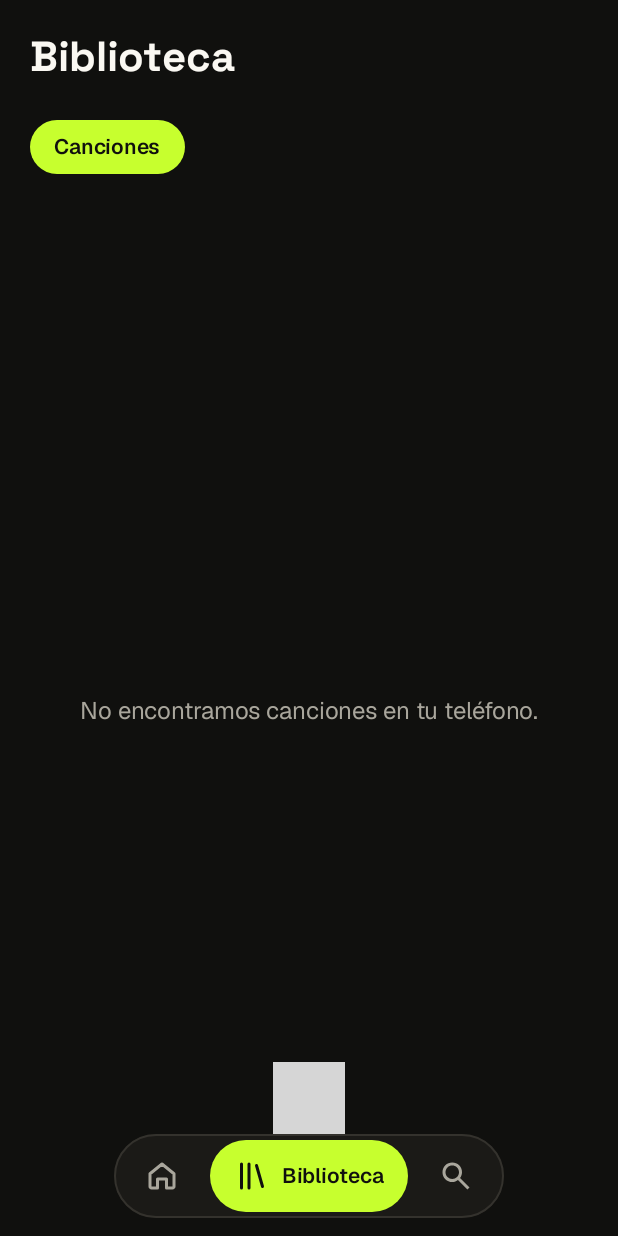
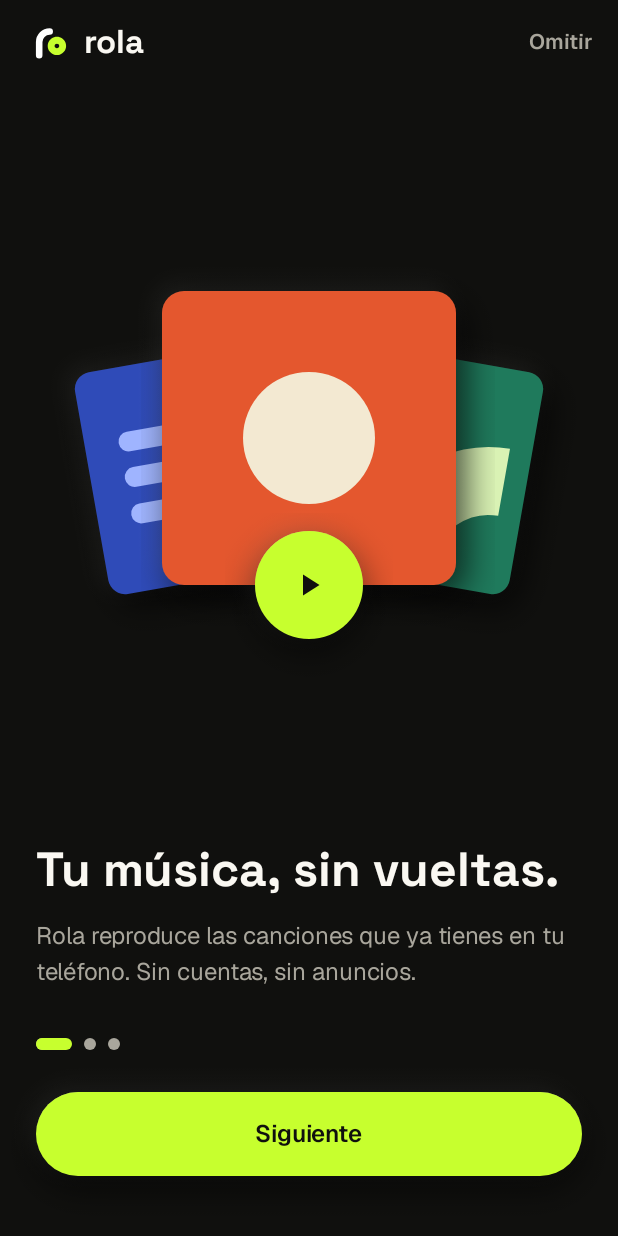
Before and after one commit to MrX-zeta/rola, an Android app built with Jetpack Compose: the screen it shows after launch (MainActivity), on a phone screen of 412 x 824 dp. Run offline under Robolectric (Android 15) with nearby library versions, the phone set to English and light mode, and no system bars; 3 statements that could not run were skipped; grey boxes are pictures that could not be loaded.

Commit message:
feat(onboarding): bienvenida de tres páginas y permisos según Figma

```diff
--- a/app/src/main/java/com/luis/rola/MainActivity.kt
+++ b/app/src/main/java/com/luis/rola/MainActivity.kt
@@ -6,22 +6,32 @@ import androidx.activity.ComponentActivity
 import androidx.activity.SystemBarStyle
 import androidx.activity.compose.setContent
 import androidx.activity.enableEdgeToEdge
+import androidx.compose.runtime.mutableStateOf
 import androidx.core.splashscreen.SplashScreen.Companion.installSplashScreen
+import androidx.lifecycle.lifecycleScope
 import com.luis.rola.core.designsystem.RolaTheme
 import com.luis.rola.feature.onboarding.MusicPermissionGate
+import com.luis.rola.feature.onboarding.OnboardingGate
 import com.luis.rola.navigation.RolaNavHost
+import kotlinx.coroutines.launch
 
 class MainActivity : ComponentActivity() {
     override fun onCreate(savedInstanceState: Bundle?) {
-        installSplashScreen()
+        // null hasta leer DataStore: mientras, sigue el splash del sistema y no parpadea otra pantalla (SC-002).
+        // Se lee fuera de Compose: con el splash puesto la vista no dibuja y Compose no avanzaría.
+        val completado = mutableStateOf<Boolean?>(null)
+        installSplashScreen().setKeepOnScreenCondition { completado.value == null }
         super.onCreate(savedInstanceState)
         // Tema oscuro fijo por ahora (RolaTheme): barras con íconos claros aunque el sistema esté en claro.
         val barras = SystemBarStyle.dark(Color.TRANSPARENT)
         enableEdgeToEdge(statusBarStyle = barras, navigationBarStyle = barras)
         val container = (application as RolaApp).container
+        lifecycleScope.launch { container.preferences.onboardingCompleted.collect { completado.value = it } }
         setContent {
             RolaTheme {
-                MusicPermissionGate { RolaNavHost(container) }
+                OnboardingGate(completado.value, onComplete = { lifecycleScope.launch { container.preferences.completeOnboarding() } }) {
+                    MusicPermissionGate { RolaNavHost(container) }
+                }
             }
         }
     }
--- a/app/src/main/java/com/luis/rola/core/designsystem/Color.kt
+++ b/app/src/main/java/com/luis/rola/core/designsystem/Color.kt
@@ -95,3 +95,13 @@ data class RolaColors(
 )
 
 val LocalRolaColors = staticCompositionLocalOf { RolaColors() }
+
+/** Portadas de ejemplo de las ilustraciones del onboarding (componente «Portada» 5:44 de Figma). Iguales en claro y oscuro. */
+object RolaIlustracion {
+    val azul = Color(0xFF2F4BB8)
+    val azulClaro = Color(0xFF9FB4FF)
+    val naranja = Color(0xFFE4572E)
+    val naranjaClaro = Color(0xFFF3E9D2)
+    val verde = Color(0xFF1F7A5C)
+    val verdeClaro = Color(0xFFD9F2B4)
+}
--- /dev/null
+++ b/app/src/main/java/com/luis/rola/feature/onboarding/OnboardingIllustrations.kt
@@ -0,0 +1,195 @@
+package com.luis.rola.feature.onboarding
+
+import androidx.compose.foundation.Canvas
+import androidx.compose.foundation.background
+import androidx.compose.foundation.border
+import androidx.compose.foundation.layout.Arrangement
+import androidx.compose.foundation.layout.Box
+import androidx.compose.foundation.layout.BoxScope
+import androidx.compose.foundation.layout.BoxWithConstraints
+import androidx.compose.foundation.layout.Column
+import androidx.compose.foundation.layout.Row
+import androidx.compose.foundation.layout.fillMaxSize
+import androidx.compose.foundation.layout.fillMaxWidth
+import androidx.compose.foundation.layout.offset
+import androidx.compose.foundation.layout.padding
+import androidx.compose.foundation.layout.requiredSize
+import androidx.compose.foundation.layout.size
+import androidx.compose.foundation.layout.widthIn
+import androidx.compose.foundation.shape.CircleShape
+import androidx.compose.foundation.shape.RoundedCornerShape
+import androidx.compose.material3.Icon
+import androidx.compose.material3.MaterialTheme
+import androidx.compose.material3.Switch
+import androidx.compose.material3.Text
+import androidx.compose.runtime.Composable
+import androidx.compose.ui.Alignment
+import androidx.compose.ui.Modifier
+import androidx.compose.ui.draw.rotate
+import androidx.compose.ui.geometry.Offset
+import androidx.compose.ui.geometry.Size
+import androidx.compose.ui.graphics.Color
+import androidx.compose.ui.graphics.StrokeCap
+import androidx.compose.ui.graphics.drawscope.Stroke
+import androidx.compose.ui.graphics.graphicsLayer
+import androidx.compose.ui.res.painterResource
+import androidx.compose.ui.res.stringResource
+import androidx.compose.ui.semantics.clearAndSetSemantics
+import androidx.compose.ui.text.font.FontWeight
+import androidx.compose.ui.layout.Layout
+import androidx.compose.ui.unit.Constraints
+import androidx.compose.ui.unit.Dp
+import androidx.compose.ui.unit.dp
+import com.luis.rola.R
+import com.luis.rola.core.designsystem.RolaIlustracion
+import com.luis.rola.core.designsystem.RolaSpacing
+import com.luis.rola.core.designsystem.RolaTheme
+import com.luis.rola.core.designsystem.acento
+import com.luis.rola.core.designsystem.elevado
+import com.luis.rola.core.designsystem.pill
+import com.luis.rola.core.designsystem.timeSmall
+
+// Ilustraciones decorativas de la bienvenida (FR-019): formas del tema con las medidas de Figma, sin semántica.
+
+/** SCR-02 (22:301): tres portadas en abanico y el botón reproducir. Se encoge si no cabe en 340 × 300 dp. */
+@Composable
+internal fun PortadasEnAbanico(modifier: Modifier = Modifier) = Escalada(340.dp, 300.dp, modifier) {
+    Portada(150.dp, RolaIlustracion.azul, Modifier.offset(24.dp, 78.dp).rotate(-10f)) { Barras(it) }
+    Portada(150.dp, RolaIlustracion.verde, Modifier.offset(166.dp, 78.dp).rotate(10f)) { CuartoDeAnillo(it) }
+    Portada(196.dp, RolaIlustracion.naranja, Modifier.offset(72.dp, 36.dp)) { lado ->
+        Box(Modifier.align(Alignment.Center).size(lado * 0.45f).background(RolaIlustracion.naranjaClaro, CircleShape))
+    }
+    Box(
+        Modifier.offset(134.dp, 196.dp).size(72.dp).acento(CircleShape).background(RolaTheme.colors.accent, CircleShape),
+        Alignment.Center,
+    ) { Icon(painterResource(R.drawable.ic_play), null, tint = RolaTheme.colors.onAccent) }
+}
+
+/** SCR-03 (22:348): tarjeta con una canción, su letra con la línea activa y los chips de origen. */
+@Composable
+internal fun TarjetaDeLetra(modifier: Modifier = Modifier) {
+    val c = MaterialTheme.colorScheme
+    val forma = MaterialTheme.shapes.large
+    Column(
+        modifier.clearAndSetSemantics {}.padding(horizontal = RolaSpacing.xxl).widthIn(max = 348.dp).fillMaxWidth()
+            .elevado(forma).background(c.surfaceContainer, forma)
+            .padding(start = RolaSpacing.xl, end = RolaSpacing.xl, top = RolaSpacing.lg, bottom = RolaSpacing.xl),
+        verticalArrangement = Arrangement.spacedBy(18.dp),
+    ) {
+        Row(horizontalArrangement = Arrangement.spacedBy(RolaSpacing.sm), verticalAlignment = Alignment.CenterVertically) {
+            Portada(44.dp, RolaIlustracion.azul, relieve = false) { Barras(it) }
+            Column(Modifier.weight(1f), verticalArrangement = Arrangement.spacedBy(2.dp)) {
+                Text(stringResource(R.string.ejemplo_cancion), style = MaterialTheme.typography.titleMedium.copy(fontWeight = FontWeight.SemiBold), color = c.onSurface, maxLines = 1)
+                Text(stringResource(R.string.ejemplo_artista), style = MaterialTheme.typography.bodySmall, color = c.onSurfaceVariant, maxLines = 1)
+            }
+            Text(stringResource(R.string.ejemplo_tiempo), style = MaterialTheme.typography.timeSmall, color = c.onSurfaceVariant)
+        }
+        Column(verticalArrangement = Arrangement.spacedBy(10.dp)) {
+            val linea = MaterialTheme.typography.titleLarge
+            Text(stringResource(R.string.ejemplo_letra_1), style = linea, color = c.onSurfaceVariant.copy(alpha = .6f))
+            Text(stringResource(R.string.ejemplo_letra_2), style = MaterialTheme.typography.headlineSmall, color = c.primary)
+            Text(stringResource(R.string.ejemplo_letra_3), style = linea, color = c.onSurfaceVariant)
+            Text(stringResource(R.string.ejemplo_letra_4), style = linea, color = c.onSurfaceVariant.copy(alpha = .4f))
+        }
+        Row(horizontalArrangement = Arrangement.spacedBy(RolaSpacing.xs)) {
+            val chip = MaterialTheme.shapes.pill
+            Row(
+                Modifier.background(c.primaryContainer, chip).padding(start = 10.dp, end = RolaSpacing.sm, top = 6.dp, bottom = 6.dp),
+                horizontalArrangement = Arrangement.spacedBy(6.dp),
+                verticalAlignment = Alignment.CenterVertically,
+            ) {
+                Icon(painterResource(R.drawable.ic_lyrics), null, tint = c.onPrimaryContainer)
+                Text(stringResource(R.string.letra_sincronizada), style = MaterialTheme.typography.labelMedium.copy(fontWeight = FontWeight.SemiBold), color = c.onPrimaryContainer)
+            }
+            Text(
+                stringResource(R.string.letra_fuente),
+                Modifier.border(1.dp, c.outline, chip).padding(horizontal = RolaSpacing.sm, vertical = 6.dp),
+                style = MaterialTheme.typography.labelMedium,
+                color = c.onSurfaceVariant,
+            )
+        }
+    }
+}
+
+/** SCR-04 (22:406): wifi tachado y el ajuste de letras en línea apagado. El interruptor es decorativo (aclaración 2). */
+@Composable
+internal fun SinConexion(modifier: Modifier = Modifier) {
+    val c = MaterialTheme.colorScheme
+    Column(
+        modifier.clearAndSetSemantics {}.padding(horizontal = RolaSpacing.xxl).widthIn(max = 348.dp),
+        verticalArrangement = Arrangement.spacedBy(RolaSpacing.xxl),
+        horizontalAlignment = Alignment.CenterHorizontally,
+    ) {
+        Box(Modifier.size(148.dp).elevado(CircleShape).background(c.surfaceContainer, CircleShape), Alignment.Center) {
+            Icon(painterResource(R.drawable.ic_wifi), null, tint = c.onSurfaceVariant)
+            // Tachado de Figma (22:412): línea gruesa del color del círculo y encima la fina.
+            Canvas(Modifier.fillMaxSize()) {
+                val a = Offset(44.dp.toPx(), 40.dp.toPx())
+                val b = Offset(106.dp.toPx(), 112.dp.toPx())
+                drawLine(c.surfaceContainer, a, b, 16.dp.toPx(), StrokeCap.Round)
+                drawLine(c.onSurfaceVariant, a, b, 6.dp.toPx(), StrokeCap.Round)
+            }
+        }
+        val forma = MaterialTheme.shapes.medium
+        Row(
+            Modifier.fillMaxWidth().elevado(forma).background(c.surface, forma).padding(start = RolaSpacing.lg, end = RolaSpacing.md, top = RolaSpacing.md, bottom = RolaSpacing.md),
+            horizontalArrangement = Arrangement.spacedBy(RolaSpacing.md),
+            verticalAlignment = Alignment.CenterVertically,
+        ) {
+            Column(Modifier.weight(1f), verticalArrangement = Arrangement.spacedBy(2.dp)) {
+                Text(stringResource(R.string.buscar_letras_en_linea), style = MaterialTheme.typography.titleMedium.copy(fontWeight = FontWeight.Medium), color = c.onSurface)
+                Text(stringResource(R.string.buscar_letras_apagado), style = MaterialTheme.typography.bodySmall, color = c.onSurfaceVariant)
+            }
+            Switch(checked = false, onCheckedChange = null)
+        }
+    }
+}
+
+/** Encoge [contenido] (nunca agranda) si su alto natural no cabe, por ejemplo con letra del sistema grande (INV-06). */
+@Composable
+internal fun AjustarAlto(modifier: Modifier = Modifier, contenido: @Composable () -> Unit) = Layout(contenido, modifier) { medibles, c ->
+    val p = medibles.first().measure(c.copy(minHeight = 0, maxHeight = Constraints.Infinity))
+    val escala = minOf(1f, c.maxHeight / p.height.toFloat())
+    layout(c.maxWidth, c.maxHeight) {
+        p.placeWithLayer((c.maxWidth - p.width) / 2, (c.maxHeight - p.height) / 2) { scaleX = escala; scaleY = escala }
+    }
+}
+
+/** Dibuja [contenido] a su tamaño de Figma y lo encoge (nunca agranda) para que quepa. */
+@Composable
+private fun Escalada(ancho: Dp, alto: Dp, modifier: Modifier, contenido: @Composable BoxScope.() -> Unit) {
+    BoxWithConstraints(modifier.clearAndSetSemantics {}, Alignment.Center) {
+        val escala = minOf(1f, maxWidth / ancho, maxHeight / alto)
+        Box(Modifier.requiredSize(ancho, alto).graphicsLayer { scaleX = escala; scaleY = escala }, content = contenido)
+    }
+}
+
+/** Portada de ejemplo (componente «Portada» 5:44): cuadrado de color con radio 7.5 % del lado. */
+@Composable
+private fun Portada(lado: Dp, color: Color, modifier: Modifier = Modifier, relieve: Boolean = true, dibujo: @Composable BoxScope.(Dp) -> Unit) {
+    val forma = RoundedCornerShape(lado * 0.075f)
+    Box(modifier.size(lado).then(if (relieve) Modifier.elevado(forma) else Modifier).background(color, forma)) { dibujo(lado) }
+}
+
+/** Tres barras de la portada azul (15 % de margen a los lados, 8.75 % de alto). */
+@Composable
+private fun BoxScope.Barras(lado: Dp) {
+    listOf(.2875f, .45f, .6125f).forEach { arriba ->
+        Box(
+            Modifier.offset(lado * .15f, lado * arriba).size(lado * .7f, lado * .0875f)
+                .background(RolaIlustracion.azulClaro, RoundedCornerShape(lado * .044f)),
+        )
+    }
+}
+
+/** Cuarto de anillo de la portada verde, con centro cerca de la esquina inferior derecha. */
+@Composable
+private fun CuartoDeAnillo(lado: Dp) = Canvas(Modifier.size(lado)) {
+    val grosor = size.width * .3025f
+    val radio = size.width * .399f
+    val centro = Offset(size.width * .9f, size.height * .9f)
+    drawArc(
+        RolaIlustracion.verdeClaro, 180f, 90f, useCenter = false,
+        topLeft = centro - Offset(radio, radio), size = Size(radio * 2, radio * 2), style = Stroke(grosor),
+    )
+}
--- /dev/null
+++ b/app/src/main/java/com/luis/rola/feature/onboarding/OnboardingScreen.kt
@@ -0,0 +1,184 @@
+package com.luis.rola.feature.onboarding
+
+import androidx.activity.compose.BackHandler
+import androidx.compose.animation.AnimatedVisibility
+import androidx.compose.animation.core.Animatable
+import androidx.compose.animation.core.tween
+import androidx.compose.animation.fadeIn
+import androidx.compose.animation.fadeOut
+import androidx.compose.foundation.Canvas
+import androidx.compose.foundation.background
+import androidx.compose.foundation.layout.Arrangement
+import androidx.compose.foundation.layout.Box
+import androidx.compose.foundation.layout.Column
+import androidx.compose.foundation.layout.Row
+import androidx.compose.foundation.layout.fillMaxSize
+import androidx.compose.foundation.layout.fillMaxWidth
+import androidx.compose.foundation.layout.padding
+import androidx.compose.foundation.layout.size
+import androidx.compose.foundation.layout.systemBarsPadding
+import androidx.compose.foundation.pager.HorizontalPager
+import androidx.compose.foundation.pager.PagerState
+import androidx.compose.foundation.pager.rememberPagerState
+import androidx.compose.material3.MaterialTheme
+import androidx.compose.material3.Text
+import androidx.compose.material3.TextButton
+import androidx.compose.runtime.Composable
+import androidx.compose.runtime.LaunchedEffect
+import androidx.compose.runtime.remember
+import androidx.compose.runtime.rememberCoroutineScope
+import androidx.compose.runtime.withFrameNanos
+import androidx.compose.ui.Alignment
+import androidx.compose.ui.Modifier
+import androidx.compose.ui.geometry.CornerRadius
+import androidx.compose.ui.geometry.Offset
+import androidx.compose.ui.geometry.Size
+import androidx.compose.ui.graphics.graphicsLayer
+import androidx.compose.ui.platform.testTag
+import androidx.compose.ui.res.stringResource
+import androidx.compose.ui.semantics.semantics
+import androidx.compose.ui.semantics.stateDescription
+import androidx.compose.ui.text.font.FontWeight
+import androidx.compose.ui.tooling.preview.Preview
+import androidx.compose.ui.unit.dp
+import com.luis.rola.R
+import com.luis.rola.core.designsystem.LocalReduceMotion
+import com.luis.rola.core.designsystem.RolaMotion
+import com.luis.rola.core.designsystem.RolaSpacing
+import com.luis.rola.core.designsystem.RolaTheme
+import kotlinx.coroutines.launch
+import kotlin.math.abs
+
+private const val PAGINAS = 3
+
+/** Bienvenida antes de todo mientras no se haya completado (DEC-18). `null`: todavía se lee y el splash sigue. */
+@Composable
+fun OnboardingGate(completed: Boolean?, onComplete: () -> Unit, content: @Composable () -> Unit) {
+    when (completed) {
+        null -> Unit
+        false -> OnboardingScreen(onComplete)
+        true -> content()
+    }
+}
+
+/** Bienvenida (SCR-02, SCR-03, SCR-04): tres páginas; «Empezar» y «Omitir» llaman a [onFinish]. */
+@Composable
+fun OnboardingScreen(onFinish: () -> Unit, modifier: Modifier = Modifier) {
+    val c = MaterialTheme.colorScheme
+    val reduce = LocalReduceMotion.current
+    val pager = rememberPagerState { PAGINAS }
+    val scope = rememberCoroutineScope()
+    val ultima = pager.currentPage == PAGINAS - 1
+    val ir = { pagina: Int ->
+        scope.launch { pager.animateScrollToPage(pagina, animationSpec = if (reduce) tween(RolaMotion.MEDIA) else RolaMotion.resorte()) }
+    }
+    BackHandler(pager.currentPage > 0) { ir(pager.currentPage - 1) }
+
+    // La primera ilustración entra al primer cuadro ya dibujado, no al abrir (DEC-28 `arranque_en_primer_cuadro`).
+    val entrada = remember { Animatable(if (reduce) 1f else 0f) }
+    LaunchedEffect(Unit) {
+        withFrameNanos { }
+        entrada.animateTo(1f, tween(RolaMotion.LENTA, easing = RolaMotion.EaseOut))
+    }
+
+    Column(modifier.fillMaxSize().background(c.background).systemBarsPadding().testTag("bienvenida")) {
+        Row(Modifier.fillMaxWidth(), Arrangement.SpaceBetween, Alignment.CenterVertically) {
+            RolaLogo()
+            // En la página 3 no hay «Omitir» (Figma 22:383); el logo no se mueve porque está a la izquierda.
+            AnimatedVisibility(!ultima, enter = fadeIn(tween(RolaMotion.MEDIA)), exit = fadeOut(tween(RolaMotion.RAPIDA))) {
+                TextButton(onFinish, Modifier.padding(end = RolaSpacing.xxs)) {
+                    Text(stringResource(R.string.omitir), style = MaterialTheme.typography.titleSmall.copy(fontWeight = FontWeight.SemiBold), color = c.onSurfaceVariant)
+                }
+            }
+        }
+        HorizontalPager(pager, Modifier.weight(1f)) { pagina ->
+            Pagina(pagina, pager, reduce) { entrada.value }
+        }
+        Column(
+            Modifier.padding(start = RolaSpacing.xl, end = RolaSpacing.xl, top = RolaSpacing.xxl, bottom = RolaSpacing.xxl + RolaSpacing.xs),
+            verticalArrangement = Arrangement.spacedBy(28.dp),
+        ) {
+            Indicador(pager)
+            BotonPrincipal(if (ultima) R.string.empezar else R.string.siguiente, { if (ultima) onFinish() else ir(pager.currentPage + 1) })
+        }
+    }
+}
+
+@Composable
+private fun Pagina(pagina: Int, pager: PagerState, reduce: Boolean, entrada: () -> Float) {
+    val (titulo, cuerpo) = listOf(
+        R.string.bienvenida_1_titulo to R.string.bienvenida_1_cuerpo,
+        R.string.bienvenida_2_titulo to R.string.bienvenida_2_cuerpo,
+        R.string.bienvenida_3_titulo to R.string.bienvenida_3_cuerpo,
+    )[pagina]
+    // Cuánto se aleja esta página del centro: 0 = en su lugar, ±1 = una página de lado.
+    val desplazamiento = { (pager.currentPage - pagina) + pager.currentPageOffsetFraction }
+    Column(
+        Modifier.fillMaxSize().graphicsLayer {
+            // Reducir movimiento: la página no se desliza; contrarresta al pager y solo se funde (FR-015).
+            if (reduce) {
+                val d = desplazamiento()
+                translationX = d * size.width
+                alpha = 1f - abs(d).coerceAtMost(1f)
+            }
+        },
+    ) {
+        Box(
+            Modifier.weight(1f).fillMaxWidth().testTag("ilustracion-$pagina").graphicsLayer {
+                if (!reduce) {
+                    val d = abs(desplazamiento()).coerceAtMost(1f)
+                    val e = if (pagina == 0) entrada() else 1f
+                    val escala = (1f - .06f * d) * (.96f + .04f * e)
+                    scaleX = escala
+                    scaleY = escala
+                    alpha = (1f - .4f * d) * e
+                }
+            },
+            Alignment.Center,
+        ) {
+            when (pagina) {
+                0 -> PortadasEnAbanico(Modifier.fillMaxSize())
+                1 -> AjustarAlto(Modifier.fillMaxSize()) { TarjetaDeLetra() }
+                else -> AjustarAlto(Modifier.fillMaxSize()) { SinConexion() }
+            }
+        }
+        Column(Modifier.padding(horizontal = RolaSpacing.xl), verticalArrangement = Arrangement.spacedBy(RolaSpacing.sm)) {
+            Text(stringResource(titulo), style = MaterialTheme.typography.headlineLarge, color = MaterialTheme.colorScheme.onSurface)
+            Text(stringResource(cuerpo), style = MaterialTheme.typography.bodyLarge, color = MaterialTheme.colorScheme.onSurfaceVariant)
+        }
+    }
+}
+
+/**
+ * Indicador de página (Figma 22:317): la marca activa se estira hacia la página nueva y luego se recoge.
+ * Lee la posición del pager al dibujar: sigue al dedo y se interrumpe solo, sin animación propia.
+ */
+@Composable
+private fun Indicador(pager: PagerState) {
+    val activo = MaterialTheme.colorScheme.primary
+    val inactivo = MaterialTheme.colorScheme.onSurfaceVariant
+    val estado = stringResource(R.string.pagina_de, pager.currentPage + 1, PAGINAS)
+    Canvas(Modifier.size(56.dp, 8.dp).testTag("indicador").semantics { stateDescription = estado }) {
+        val paso = 16.dp.toPx() // punto de 8 dp + separación de 8 dp
+        val punto = 8.dp.toPx()
+        val radio = CornerRadius(punto / 2)
+        val pos = (pager.currentPage + pager.currentPageOffsetFraction).coerceIn(0f, PAGINAS - 1f)
+        // Los puntos a la derecha de la marca se corren un paso para dejarle sitio.
+        repeat(PAGINAS) { k ->
+            drawRoundRect(inactivo, Offset(k * paso + paso * (k - pos).coerceIn(0f, 1f), 0f), Size(punto, punto), radio)
+        }
+        val i = pos.toInt().coerceAtMost(PAGINAS - 2)
+        val f = pos - i
+        val inicio = i * paso + paso * (2 * f - 1).coerceIn(0f, 1f)
+        val fin = i * paso + 24.dp.toPx() + paso * (2 * f).coerceAtMost(1f)
+        drawRoundRect(activo, Offset(inicio, 0f), Size(fin - inicio, punto), radio)
+    }
+}
+
+@Preview(name = "Bienvenida · oscuro")
+@Composable
+private fun BienvenidaOscuro() = RolaTheme { OnboardingScreen({}) }
+
+@Preview(name = "Bienvenida · claro")
+@Composable
+private fun BienvenidaClaro() = RolaTheme(darkTheme = false) { OnboardingScreen({}) }
--- /dev/null
+++ b/app/src/main/res/drawable/ic_lyrics.xml
@@ -0,0 +1,14 @@
+<?xml version="1.0" encoding="utf-8"?>
+<!-- icon/lyrics de Figma (22:365): chip «Sincronizada». -->
+<vector xmlns:android="http://schemas.android.com/apk/res/android"
+    android:width="16dp"
+    android:height="16dp"
+    android:viewportWidth="16"
+    android:viewportHeight="16">
+    <path
+        android:pathData="M2.66667 4H10.6667M2.66667 7.33333H10M2.66667 10.6667H8M14 7.33333C14 8.06971 13.403 8.66667 12.6667 8.66667C11.9303 8.66667 11.3333 8.06971 11.3333 7.33333C11.3333 6.59695 11.9303 6 12.6667 6C13.403 6 14 6.59695 14 7.33333Z"
+        android:strokeWidth="1.33333"
+        android:strokeLineCap="round"
+        android:strokeLineJoin="round"
+        android:strokeColor="@android:color/white" />
+</vector>
--- a/app/src/main/res/values/strings.xml
+++ b/app/src/main/res/values/strings.xml
@@ -1,16 +1,34 @@
 <resources>
     <string name="app_name">Rola</string>
     <string name="marca_palabra">rola</string>
+
+    <!-- Bienvenida (SCR-02, SCR-03, SCR-04) -->
+    <string name="omitir">Omitir</string>
+    <string name="empezar">Empezar</string>
+    <string name="pagina_de">Página %1$d de %2$d</string>
+    <string name="bienvenida_1_titulo">Tu música, sin vueltas.</string>
+    <string name="bienvenida_1_cuerpo">Rola reproduce las canciones que ya tienes en tu teléfono. Sin cuentas, sin anuncios.</string>
+    <string name="bienvenida_2_titulo">Canta al ritmo.</string>
+    <string name="bienvenida_2_cuerpo">Toca la portada para ver la letra. Usa tus archivos .lrc o búscala en internet, si tú quieres.</string>
+    <string name="bienvenida_3_titulo">Funciona sin internet.</string>
+    <string name="bienvenida_3_cuerpo">Todo vive en tu teléfono. Rola solo se conecta para buscar letras, y eso lo decides tú.</string>
+    <string name="ejemplo_cancion">Noches de verano</string>
+    <string name="ejemplo_artista">Artista local</string>
+    <string name="ejemplo_tiempo">1:24</string>
+    <string name="ejemplo_letra_1">y la ciudad se apaga</string>
+    <string name="ejemplo_letra_2">cuando suena el estribillo</string>
+    <string name="ejemplo_letra_3">todo vuelve a empezar</string>
+    <string name="ejemplo_letra_4">una vez más</string>
+    <string name="letra_sincronizada">Sincronizada</string>
+    <string name="letra_fuente">.lrc o LRCLIB</string>
+    <string name="buscar_letras_en_linea">Buscar letras en línea</string>
+    <string name="buscar_letras_apagado">Apagado: nada sale de tu teléfono</string>
 
     <!-- Permisos (SCR-05) -->
     <string name="permisos_titulo">Un permiso y listo.</string>
     <string name="permisos_cuerpo">Para mostrar tu música, Rola necesita leer los audios de tu teléfono. Nada más.</string>
     <string name="permiso_musica">Música y audio</string>
     <string name="permiso_musica_detalle">Para encontrar y reproducir tus canciones.</string>
-    <string name="permiso_notificaciones">Notificaciones</string>
-    <string name="permiso_notificaciones_detalle">Para los controles de reproducción. Te lo pedimos al dar play.</string>
-    <string name="etiqueta_ahora">Ahora</string>
-    <string name="etiqueta_despues">Después</string>
     <string name="nota_privacidad">Rola no sube, no comparte ni vende tus archivos.</string>
     <string name="permitir_acceso">Permitir acceso</string>
 
```
Also changed, not shown: app/src/main/java/com/luis/rola/feature/onboarding/PermissionScreen.kt (+23 -53 lines), app/src/main/res/drawable/ic_wifi.xml (added, +11 -0 lines), 6 other files.
